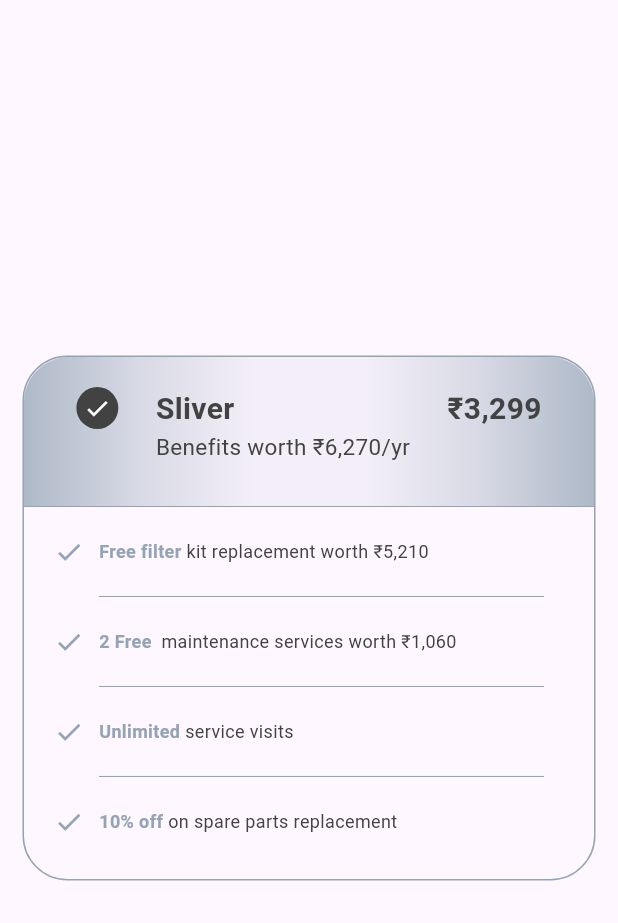
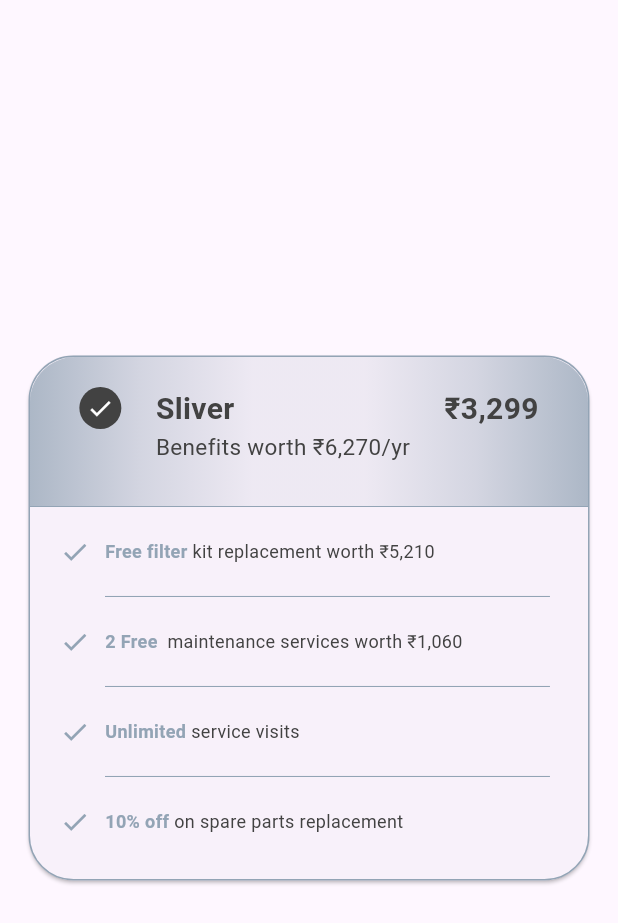
Before and after one commit to Sweetyrawat-star/CardDesign, a Flutter app: the screen it shows after launch, on a phone screen of 412 x 824 dp. Shown: the top 923 px of the screen. Run offline on Flutter 3.47's test engine with Material 3 defaults, Android fonts, the phone set to English and light mode, and no system bars.

Commit message:
create release build

```diff
--- a/lib/CardDesign.dart
+++ b/lib/CardDesign.dart
@@ -19,6 +19,9 @@ class _CardDesignState extends State<CardDesign> {
             left: 15.0,
             right: 15.0,
           ),
+          child: Card(
+            elevation: 1,
+            shape: RoundedRectangleBorder( borderRadius: BorderRadius.circular(30.0),),
             child: Container(
               height: 350,
               decoration: BoxDecoration(
@@ -110,6 +113,7 @@ class _CardDesignState extends State<CardDesign> {
             ),
           ),
         ),
+      ),
     );
   }
 }
```
Also changed, not shown: 1 other file. Lines whose indentation alone changed are shown as unchanged.
